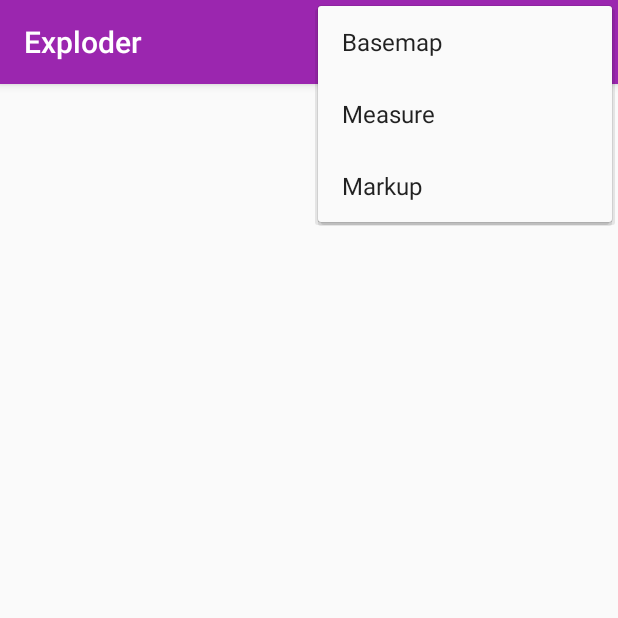
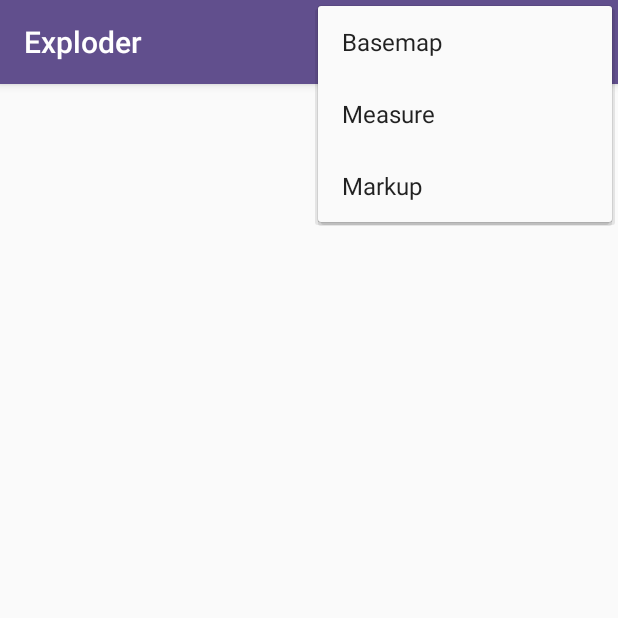
Before and after one commit to dawit-elias/hackathon_082417, an Android app: the screen it shows after launch (MainActivity), with the options menu open, on a phone screen of 412 x 824 dp, the top half of it. Run offline under Robolectric (Android 15) with nearby library versions, the phone set to English and light mode, and no system bars.

Commit message:
Changed the primary color. Show snackbar in a coordinator layout

```diff
--- a/app/src/main/java/com/example/dawi8961/adaptiveicontest/MainActivity.java
+++ b/app/src/main/java/com/example/dawi8961/adaptiveicontest/MainActivity.java
@@ -4,6 +4,7 @@ import android.content.Intent;
 import android.net.Uri;
 import android.os.Bundle;
 import android.support.constraint.ConstraintLayout;
+import android.support.design.widget.CoordinatorLayout;
 import android.support.design.widget.Snackbar;
 import android.support.v7.app.AppCompatActivity;
 import android.support.v7.widget.Toolbar;
@@ -41,6 +42,7 @@ public class MainActivity extends AppCompatActivity {
         return true;
     }
 
+
     @Override
     public boolean onOptionsItemSelected(MenuItem item) {
         String url = "https://play.google.com/store/apps/details?id=com.esri.explorer";
@@ -48,6 +50,7 @@ public class MainActivity extends AppCompatActivity {
         downloadApp.setData(Uri.parse(url));
 
         ConstraintLayout mainLayout = findViewById(R.id.mainLayout);
+        CoordinatorLayout snackbarLayout = findViewById(R.id.snackbarLayout);
 
         switch (item.getItemId()) {
             case R.id.action_search:
@@ -57,7 +60,7 @@ public class MainActivity extends AppCompatActivity {
             case R.id.action_measure:
             case R.id.action_markup:
                 Snackbar menuOptionsSnackbar = Snackbar
-                    .make(mainLayout, R.string.menuOptionSnackbar, Snackbar.LENGTH_LONG)
+                    .make(snackbarLayout, R.string.menuOptionSnackbar, Snackbar.LENGTH_LONG)
                     .setAction("DOWNLOAD", new View.OnClickListener() {
                         @Override
                         public void onClick(View view) {
--- a/app/src/main/res/layout/activity_main.xml
+++ b/app/src/main/res/layout/activity_main.xml
@@ -16,4 +16,19 @@
         android:theme="@style/ThemeOverlay.AppCompat.Dark.ActionBar"
         app:popupTheme="@style/ThemeOverlay.AppCompat.Light" />
 
+    <android.support.design.widget.CoordinatorLayout
+        android:id="@+id/snackbarLayout"
+        android:layout_width="0dp"
+        android:layout_height="56dp"
+        android:layout_marginBottom="0dp"
+        app:layout_constraintBottom_toBottomOf="parent"
+        app:layout_constraintEnd_toEndOf="parent"
+        app:layout_constraintStart_toStartOf="parent">
+
+        <LinearLayout
+            android:layout_width="match_parent"
+            android:layout_height="wrap_content"
+            android:orientation="vertical" />
+    </android.support.design.widget.CoordinatorLayout>
+
 </android.support.constraint.ConstraintLayout>
--- a/app/src/main/res/values/colors.xml
+++ b/app/src/main/res/values/colors.xml
@@ -1,7 +1,7 @@
 <?xml version="1.0" encoding="utf-8"?>
 <resources>
-    <color name="colorPrimary">#FF9B26AF</color>
-    <color name="colorPrimaryDark">#FF69007f</color>
+    <color name="colorPrimary">#FF614F8D</color>
+    <color name="colorPrimaryDark">#FF34265f</color>
     <color name="colorAccent">#FF68EFAD</color>
     <color name="popupMenuBackground">#FFF8F8F8</color>
 </resources>
--- a/app/src/main/res/values/ic_launcher_background.xml
+++ b/app/src/main/res/values/ic_launcher_background.xml
@@ -1,4 +1,4 @@
 <?xml version="1.0" encoding="utf-8"?>
 <resources>
-  <color name="ic_launcher_background">#9B26AF</color>
+  <color name="ic_launcher_background">#614F8D</color>
 </resources>
```
